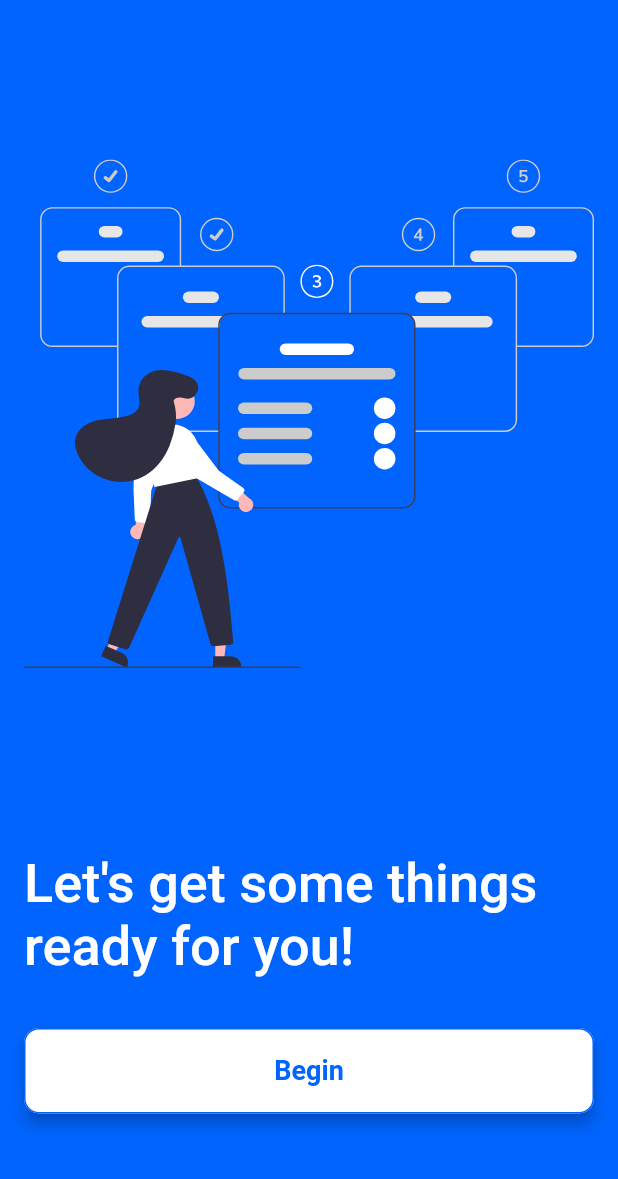
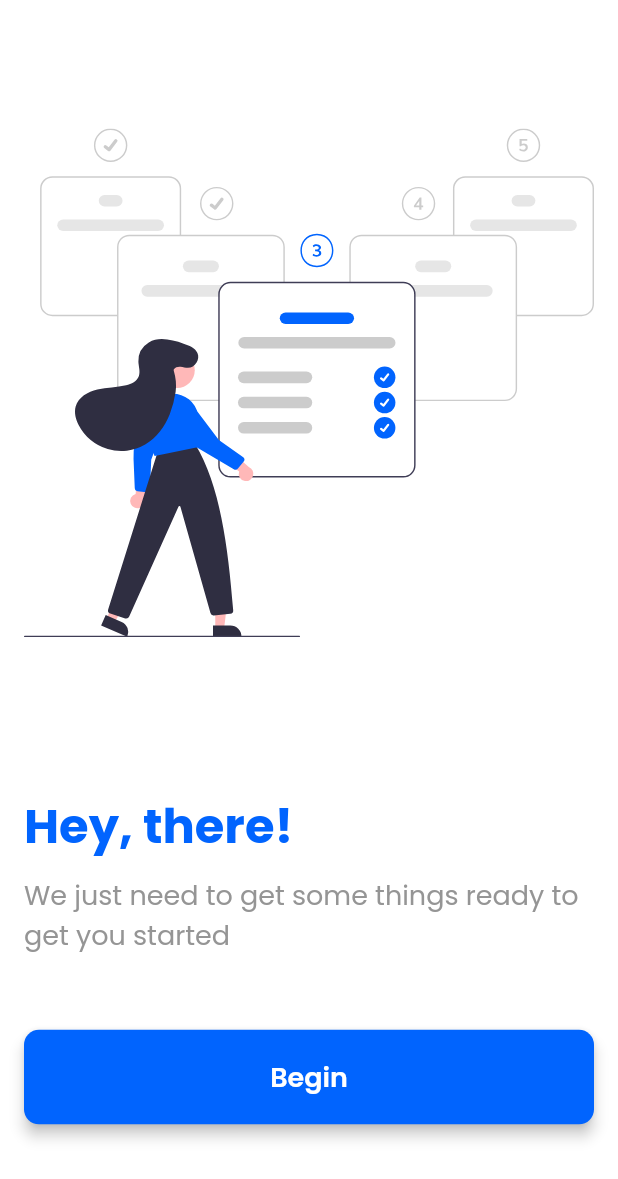
Before and after one commit to iamr-kumar/reading-tracker, a Flutter app: the screen it shows once a user with an empty profile is signed in, on a phone screen of 412 x 824 dp. Shown: the top 1179 px of the screen. Run offline on Flutter 3.47's test engine with Material 2 defaults, Android fonts, the phone set to English and light mode, and no system bars; our stand-ins replace cloud_firestore, firebase_auth, firebase_core, flutter_feather_icons, flutter_riverpod, flutter_svg and 3 more; accounts and stored records are empty.

Commit message:
dev: add book search screen, change font

```diff
--- a/lib/core/constants/local_constants.dart
+++ b/lib/core/constants/local_constants.dart
@@ -3,7 +3,10 @@ class Constants {
       'assets/svg/welcome_illustration.svg';
 
   static const String onboardingFirstIllustration =
-      'assets/svg/onboard_first_illustration.svg';
+      'assets/svg/onboarding_start_illustration.svg';
+
+  static const String onboardingBookSearchIllustration =
+      'assets/svg/onboarding_book_search.svg';
 
   static const String appName = 'Read Wise';
   static const String welcomeMessage =
--- a/lib/features/auth/screens/welcome_screen.dart
+++ b/lib/features/auth/screens/welcome_screen.dart
@@ -47,7 +47,7 @@ class WelcomeScreen extends StatelessWidget {
                     textAlign: TextAlign.left,
                     style: AppStyles.subtext
                         .copyWith(color: Pallete.textGreyLight)),
-                SizedBox(height: devHeight * 0.06),
+                SizedBox(height: devHeight * 0.04),
                 CustomButton(
                   text: 'Get Started',
                   onPressed: showLoginScreen,
--- a/lib/features/onboarding/screens/onboarding_start_screen.dart
+++ b/lib/features/onboarding/screens/onboarding_start_screen.dart
@@ -3,27 +3,27 @@ import 'package:flutter_riverpod/flutter_riverpod.dart';
 import 'package:flutter_svg/flutter_svg.dart';
 import 'package:reading_tracker/core/constants/local_constants.dart';
 import 'package:reading_tracker/core/widgets/custom_button.dart';
-import 'package:reading_tracker/features/auth/controllers/auth_controller.dart';
 import 'package:reading_tracker/theme/app_styles.dart';
 import 'package:reading_tracker/theme/pallete.dart';
+import 'package:routemaster/routemaster.dart';
 
-class OnboardingScreen extends ConsumerWidget {
+class OnboardingScreen extends StatelessWidget {
   const OnboardingScreen({super.key});
 
-  void logout(WidgetRef ref) {
-    ref.read(authControllerProvider.notifier).logout();
-  }
+  @override
+  Widget build(BuildContext context) {
+    final devHeight = MediaQuery.of(context).size.height;
 
-  @override
-  Widget build(BuildContext context, WidgetRef ref) {
-    final devHeight = MediaQuery.of(context).size.height;
+    void startOnboarding() {
+      Routemaster.of(context).push('/onboarding/select-book');
+    }
 
     Widget onboardingIllustration = SvgPicture.asset(
         Constants.onboardingFirstIllustration,
-        height: devHeight * 0.65);
+        height: devHeight * 0.6);
 
     return Scaffold(
-      backgroundColor: Pallete.primaryBlue,
+      // backgroundColor: Pallete.primaryBlue,
       body: SafeArea(
         child: Padding(
           padding: const EdgeInsets.symmetric(horizontal: 16, vertical: 8),
@@ -32,17 +32,22 @@ class OnboardingScreen extends ConsumerWidget {
             children: [
               onboardingIllustration,
               SizedBox(height: devHeight * 0.03),
-              Text(
-                'Let\'s get some things ready for you!',
-                style: AppStyles.headingTwo.copyWith(color: Pallete.white),
+              const Text(
+                'Hey, there!',
+                style: AppStyles.headingThree,
+              ),
+              const SizedBox(height: 8),
+              const Text(
+                'We just need to get some things ready to get you started',
+                style: AppStyles.subtext,
               ),
               SizedBox(
-                height: devHeight * 0.04,
+                height: devHeight * 0.06,
               ),
               CustomButton(
                 text: 'Begin',
-                onPressed: () => logout(ref),
-                isOutlined: true,
+                onPressed: startOnboarding,
+                // isOutlined: true,
               )
             ],
           ),
--- a/lib/main.dart
+++ b/lib/main.dart
@@ -43,6 +43,7 @@ class _MyAppState extends ConsumerState<MyApp> {
               debugShowCheckedModeBanner: false,
               title: 'Read Wise',
               theme: ThemeData(
+                fontFamily: 'Poppins',
                 primarySwatch: Colors.blue,
                 scaffoldBackgroundColor: Colors.white,
               ),
--- a/lib/router.dart
+++ b/lib/router.dart
@@ -3,6 +3,7 @@ import 'package:flutter/material.dart';
 import 'package:reading_tracker/features/auth/screens/login_screen.dart';
 import 'package:reading_tracker/features/auth/screens/singup_screen.dart';
 import 'package:reading_tracker/features/auth/screens/welcome_screen.dart';
+import 'package:reading_tracker/features/onboarding/screens/onboarding_book_select_screen.dart';
 import 'package:reading_tracker/features/onboarding/screens/onboarding_start_screen.dart';
 import 'package:routemaster/routemaster.dart';
 
@@ -23,6 +24,7 @@ final authenticatedRoutes =
 final onboardingRoutes =
     RouteMap(onUnknownRoute: (_) => const Redirect('/'), routes: {
   '/': (_) => const MaterialPage(child: OnboardingScreen()),
-  // '/onboarding/1': (_) => const Redirect('/'),
+  '/onboarding/select-book': (_) =>
+      const MaterialPage(child: OnboardingBookSelectScreen()),
   // '/login': (_) => const Redirect('/'),
 });
--- a/lib/theme/app_styles.dart
+++ b/lib/theme/app_styles.dart
@@ -3,10 +3,13 @@ import 'package:reading_tracker/theme/pallete.dart';
 
 class AppStyles {
   static const TextStyle headingOne = TextStyle(
-      fontSize: 40, fontWeight: FontWeight.w500, color: Pallete.primaryBlue);
+      fontSize: 40, fontWeight: FontWeight.bold, color: Pallete.primaryBlue);
 
   static const TextStyle headingTwo = TextStyle(
-      fontSize: 36, fontWeight: FontWeight.w500, color: Pallete.primaryBlue);
+      fontSize: 36, fontWeight: FontWeight.w700, color: Pallete.primaryBlue);
+
+  static const TextStyle headingThree = TextStyle(
+      fontSize: 32, fontWeight: FontWeight.w700, color: Pallete.primaryBlue);
 
   static const TextStyle subheading = TextStyle(
       fontSize: 24, fontWeight: FontWeight.w500, color: Pallete.textBlue);
```
Also changed, not shown: lib/features/books/screens/book_search.dart (added, +59 -0 lines), lib/features/onboarding/screens/onboarding_book_select_screen.dart (added, +78 -0 lines), pubspec.yaml (+11 -6 lines), assets/fonts/Poppins-Bold.ttf (added), assets/fonts/Poppins-Medium.ttf (added), assets/fonts/Poppins-Regular.ttf (added), assets/fonts/Poppins-SemiBold.ttf (added), assets/svg/onboard_first_illustration.svg (deleted), assets/svg/onboarding_book_search.svg (added), assets/svg/onboarding_start_illustration.svg (added), pubspec.lock.
